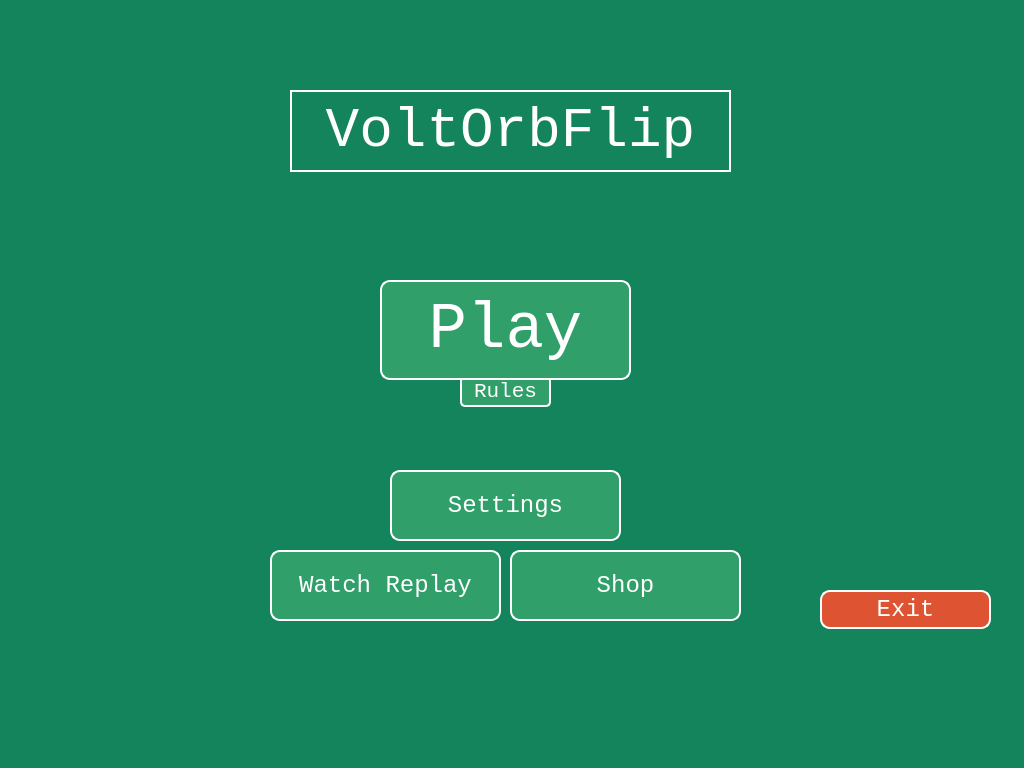
Qt form VOF-Client-Desktop/Menu.ui (SBEmafph/voltorbflip-clone) before a commit.
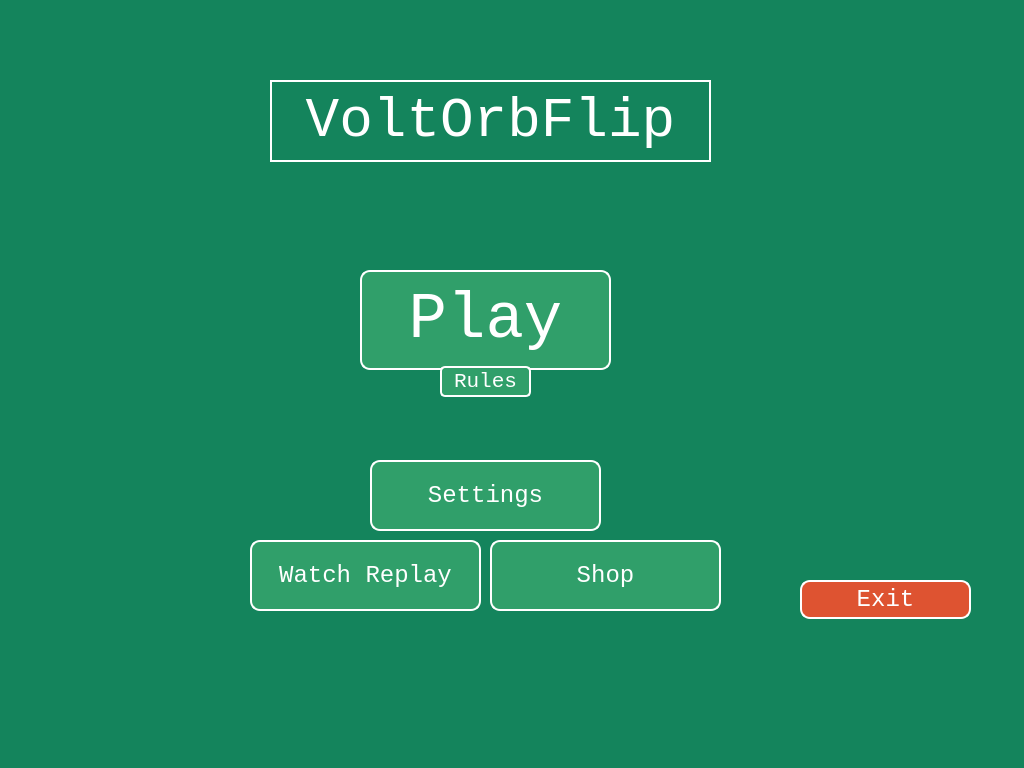
The same form after that commit. Icons and pictures are not drawn.

Commit message: Added main windows (lobby, match) as stackedWidgets

What changed in the file:
```diff
--- a/VOF-Client-Desktop/Menu.ui
+++ b/VOF-Client-Desktop/Menu.ui
@@ -28,11 +28,21 @@
    <string notr="true">background-color: #14845C;</string>
   </property>
   <widget class="QWidget" name="centralwidget">
+   <widget class="QStackedWidget" name="stack">
+    <property name="geometry">
+     <rect>
+      <x>0</x>
+      <y>0</y>
+      <width>1024</width>
+      <height>768</height>
+     </rect>
+    </property>
+    <widget class="QWidget" name="menu">
    <widget class="QPushButton" name="ShopBtn">
     <property name="geometry">
      <rect>
-      <x>510</x>
-      <y>550</y>
+        <x>490</x>
+        <y>540</y>
       <width>231</width>
       <height>71</height>
      </rect>
@@ -78,150 +88,11 @@
      <bool>false</bool>
     </property>
    </widget>
-   <widget class="QPushButton" name="RulesBtn">
-    <property name="geometry">
-     <rect>
-      <x>460</x>
-      <y>376</y>
-      <width>91</width>
-      <height>31</height>
-     </rect>
-    </property>
-    <property name="font">
-     <font>
-      <family>Consolas</family>
-      <pointsize>16</pointsize>
-      <bold>false</bold>
-     </font>
-    </property>
-    <property name="styleSheet">
-     <string notr="true">QPushButton#RulesBtn {
-    border-radius: 5px;
-    background-color: #309F6A;
-    color: white;
-    border: 2px solid #ffffff;
-}
-
-QPushButton#RulesBtn:hover {
-    background-color: #3cb079;
-}</string>
-    </property>
-    <property name="text">
-     <string>Rules</string>
-    </property>
-    <property name="iconSize">
-     <size>
-      <width>20</width>
-      <height>20</height>
-     </size>
-    </property>
-   </widget>
-   <widget class="QPushButton" name="PlayBtn">
-    <property name="geometry">
-     <rect>
-      <x>380</x>
-      <y>280</y>
-      <width>251</width>
-      <height>100</height>
-     </rect>
-    </property>
-    <property name="font">
-     <font>
-      <family>Consolas</family>
-      <pointsize>48</pointsize>
-      <bold>false</bold>
-     </font>
-    </property>
-    <property name="styleSheet">
-     <string notr="true">QPushButton#PlayBtn {
-    border-radius: 10px;
-    background-color: #309F6A;
-    color: white;
-    border: 2px solid #ffffff;
-}
-
-QPushButton#PlayBtn:hover {
-    background-color: #3cb079;
-}</string>
-    </property>
-    <property name="text">
-     <string>Play</string>
-    </property>
-    <property name="iconSize">
-     <size>
-      <width>20</width>
-      <height>20</height>
-     </size>
-    </property>
-    <property name="default">
-     <bool>false</bool>
-    </property>
-    <property name="flat">
-     <bool>false</bool>
-    </property>
-   </widget>
-   <widget class="QPushButton" name="ReplayBtn">
-    <property name="geometry">
-     <rect>
-      <x>270</x>
-      <y>550</y>
-      <width>231</width>
-      <height>71</height>
-     </rect>
-    </property>
-    <property name="font">
-     <font>
-      <family>Consolas</family>
-      <pointsize>18</pointsize>
-      <bold>false</bold>
-     </font>
-    </property>
-    <property name="styleSheet">
-     <string notr="true">QPushButton#ReplayBtn {
-    border-radius: 10px;
-    background-color: #309F6A;
-    color: white;
-    border: 2px solid #ffffff;
-}
-
-QPushButton#ReplayBtn:hover {
-    background-color: #3cb079;
-}</string>
-    </property>
-    <property name="text">
-     <string>Watch Replay</string>
-    </property>
-    <property name="iconSize">
-     <size>
-      <width>20</width>
-      <height>20</height>
-     </size>
-    </property>
-   </widget>
-   <widget class="QLabel" name="label">
-    <property name="geometry">
-     <rect>
-      <x>740</x>
-      <y>90</y>
-      <width>81</width>
-      <height>81</height>
-     </rect>
-    </property>
-    <property name="text">
-     <string/>
-    </property>
-    <property name="pixmap">
-     <pixmap resource="resources.qrc">:/images/images/Voltorb.png</pixmap>
-    </property>
-    <property name="scaledContents">
-     <bool>true</bool>
-    </property>
-   </widget>
    <widget class="QLabel" name="Titel">
     <property name="geometry">
      <rect>
-      <x>290</x>
-      <y>90</y>
+        <x>270</x>
+        <y>80</y>
       <width>441</width>
       <height>82</height>
      </rect>
@@ -244,11 +115,49 @@
      <set>Qt::AlignmentFlag::AlignCenter</set>
     </property>
    </widget>
+     <widget class="QPushButton" name="ReplayBtn">
+      <property name="geometry">
+       <rect>
+        <x>250</x>
+        <y>540</y>
+        <width>231</width>
+        <height>71</height>
+       </rect>
+      </property>
+      <property name="font">
+       <font>
+        <family>Consolas</family>
+        <pointsize>18</pointsize>
+        <bold>false</bold>
+       </font>
+      </property>
+      <property name="styleSheet">
+       <string notr="true">QPushButton#ReplayBtn {
+    border-radius: 10px;
+    background-color: #309F6A;
+    color: white;
+    border: 2px solid #ffffff;
+}
+
+QPushButton#ReplayBtn:hover {
+    background-color: #3cb079;
+}</string>
+      </property>
+      <property name="text">
+       <string>Watch Replay</string>
+      </property>
+      <property name="iconSize">
+       <size>
+        <width>20</width>
+        <height>20</height>
+       </size>
+      </property>
+     </widget>
    <widget class="QLabel" name="label_2">
     <property name="geometry">
      <rect>
-      <x>200</x>
-      <y>90</y>
+        <x>180</x>
+        <y>80</y>
       <width>81</width>
       <height>81</height>
      </rect>
@@ -263,49 +172,11 @@
      <bool>true</bool>
     </property>
    </widget>
-   <widget class="QPushButton" name="SettingsBtn">
-    <property name="geometry">
-     <rect>
-      <x>390</x>
-      <y>470</y>
-      <width>231</width>
-      <height>71</height>
-     </rect>
-    </property>
-    <property name="font">
-     <font>
-      <family>Consolas</family>
-      <pointsize>18</pointsize>
-      <bold>false</bold>
-     </font>
-    </property>
-    <property name="styleSheet">
-     <string notr="true">QPushButton#SettingsBtn {
-    border-radius: 10px;
-    background-color: #309F6A;
-    color: white;
-    border: 2px solid #ffffff;
-}
-
-QPushButton#SettingsBtn:hover {
-    background-color: #3cb079;
-}</string>
-    </property>
-    <property name="text">
-     <string>Settings</string>
-    </property>
-    <property name="iconSize">
-     <size>
-      <width>20</width>
-      <height>20</height>
-     </size>
-    </property>
-   </widget>
    <widget class="QPushButton" name="ExitBtn">
     <property name="geometry">
      <rect>
-      <x>820</x>
-      <y>590</y>
+        <x>800</x>
+        <y>580</y>
       <width>171</width>
       <height>39</height>
      </rect>
@@ -354,27 +225,148 @@
      <bool>false</bool>
     </property>
    </widget>
-   <zorder>ExitBtn</zorder>
-   <zorder>ShopBtn</zorder>
-   <zorder>RulesBtn</zorder>
-   <zorder>PlayBtn</zorder>
-   <zorder>ReplayBtn</zorder>
-   <zorder>label</zorder>
-   <zorder>label_2</zorder>
-   <zorder>SettingsBtn</zorder>
-   <zorder>Titel</zorder>
-  </widget>
-  <widget class="QMenuBar" name="menubar">
+     <widget class="QPushButton" name="PlayBtn">
+      <property name="geometry">
+       <rect>
+        <x>360</x>
+        <y>270</y>
+        <width>251</width>
+        <height>100</height>
+       </rect>
+      </property>
+      <property name="font">
+       <font>
+        <family>Consolas</family>
+        <pointsize>48</pointsize>
+        <bold>false</bold>
+       </font>
+      </property>
+      <property name="styleSheet">
+       <string notr="true">QPushButton#PlayBtn {
+    border-radius: 10px;
+    background-color: #309F6A;
+    color: white;
+    border: 2px solid #ffffff;
+}
+
+QPushButton#PlayBtn:hover {
+    background-color: #3cb079;
+}</string>
+      </property>
+      <property name="text">
+       <string>Play</string>
+      </property>
+      <property name="iconSize">
+       <size>
+        <width>20</width>
+        <height>20</height>
+       </size>
+      </property>
+      <property name="default">
+       <bool>false</bool>
+      </property>
+      <property name="flat">
+       <bool>false</bool>
+      </property>
+     </widget>
+     <widget class="QPushButton" name="SettingsBtn">
    <property name="geometry">
     <rect>
-     <x>0</x>
-     <y>0</y>
-     <width>1024</width>
-     <height>25</height>
-    </rect>
-   </property>
-  </widget>
-  <widget class="QStatusBar" name="statusbar"/>
+        <x>370</x>
+        <y>460</y>
+        <width>231</width>
+        <height>71</height>
+       </rect>
+      </property>
+      <property name="font">
+       <font>
+        <family>Consolas</family>
+        <pointsize>18</pointsize>
+        <bold>false</bold>
+       </font>
+      </property>
+      <property name="styleSheet">
+       <string notr="true">QPushButton#SettingsBtn {
+    border-radius: 10px;
+    background-color: #309F6A;
+    color: white;
+    border: 2px solid #ffffff;
+}
+
+QPushButton#SettingsBtn:hover {
+    background-color: #3cb079;
+}</string>
+      </property>
+      <property name="text">
+       <string>Settings</string>
+      </property>
+      <property name="iconSize">
+       <size>
+        <width>20</width>
+        <height>20</height>
+       </size>
+      </property>
+     </widget>
+     <widget class="QPushButton" name="RulesBtn">
+      <property name="geometry">
+       <rect>
+        <x>440</x>
+        <y>366</y>
+        <width>91</width>
+        <height>31</height>
+       </rect>
+      </property>
+      <property name="font">
+       <font>
+        <family>Consolas</family>
+        <pointsize>16</pointsize>
+        <bold>false</bold>
+       </font>
+      </property>
+      <property name="styleSheet">
+       <string notr="true">QPushButton#RulesBtn {
+    border-radius: 5px;
+    background-color: #309F6A;
+    color: white;
+    border: 2px solid #ffffff;
+}
+
+QPushButton#RulesBtn:hover {
+    background-color: #3cb079;
+}</string>
+      </property>
+      <property name="text">
+       <string>Rules</string>
+      </property>
+      <property name="iconSize">
+       <size>
+        <width>20</width>
+        <height>20</height>
+       </size>
+      </property>
+     </widget>
+     <widget class="QLabel" name="label">
+      <property name="geometry">
+       <rect>
+        <x>720</x>
+        <y>80</y>
+        <width>81</width>
+        <height>81</height>
+       </rect>
+      </property>
+      <property name="text">
+       <string/>
+      </property>
+      <property name="pixmap">
+       <pixmap resource="resources.qrc">:/images/images/Voltorb.png</pixmap>
+      </property>
+      <property name="scaledContents">
+       <bool>true</bool>
+      </property>
+     </widget>
+    </widget>
+   </widget>
+  </widget>
  </widget>
  <resources>
   <include location="resources.qrc"/>
```
Lines whose indentation alone changed are shown as unchanged. The commit also changes 9 other files.
